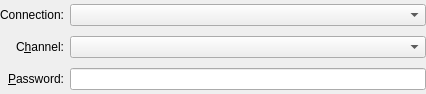
KDE/konversation, file src/irc/joinchannelui.ui: the form before one commit.
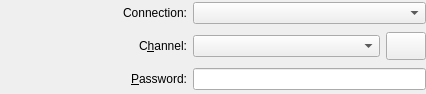
The form after the commit. Icons and pictures are not drawn. Custom widgets are drawn as their Qt base class.

What changed in the file:
```diff
--- a/src/irc/joinchannelui.ui
+++ b/src/irc/joinchannelui.ui
@@ -36,7 +36,7 @@
      </property>
     </widget>
    </item>
-   <item row="1" column="1">
+   <item row="1" column="2">
     <widget class="KHistoryComboBox" name="channelCombo">
      <property name="autoCompletion">
       <bool>true</bool>
@@ -46,29 +46,6 @@
      </property>
     </widget>
    </item>
-   <item row="2" column="1">
-    <widget class="KLineEdit" name="passwordEdit">
-     <property name="echoMode">
-      <enum>QLineEdit::Password</enum>
-     </property>
-    </widget>
-   </item>
-   <item row="2" column="0">
-    <widget class="QLabel" name="passwordLabel">
-     <property name="text">
-      <string>&amp;Password:</string>
-     </property>
-     <property name="alignment">
-      <set>Qt::AlignRight|Qt::AlignTrailing|Qt::AlignVCenter</set>
-     </property>
-     <property name="wordWrap">
-      <bool>false</bool>
-     </property>
-     <property name="buddy">
-      <cstring>passwordEdit</cstring>
-     </property>
-    </widget>
-   </item>
    <item row="0" column="0">
     <widget class="QLabel" name="textLabel8">
      <property name="sizePolicy">
@@ -88,9 +65,60 @@
      </property>
     </widget>
    </item>
-   <item row="0" column="1">
+   <item row="2" column="0">
+    <widget class="QLabel" name="passwordLabel">
+     <property name="text">
+      <string>&amp;Password:</string>
+     </property>
+     <property name="alignment">
+      <set>Qt::AlignRight|Qt::AlignTrailing|Qt::AlignVCenter</set>
+     </property>
+     <property name="wordWrap">
+      <bool>false</bool>
+     </property>
+     <property name="buddy">
+      <cstring>passwordEdit</cstring>
+     </property>
+    </widget>
+   </item>
+   <item row="1" column="3">
+    <widget class="QPushButton" name="delBtn">
+     <property name="sizePolicy">
+      <sizepolicy hsizetype="Fixed" vsizetype="Fixed">
+       <horstretch>0</horstretch>
+       <verstretch>0</verstretch>
+      </sizepolicy>
+     </property>
+     <property name="minimumSize">
+      <size>
+       <width>28</width>
+       <height>28</height>
+      </size>
+     </property>
+     <property name="toolTip">
+      <string>Remove</string>
+     </property>
+     <property name="icon">
+      <iconset theme="edit-delete"/>
+     </property>
+     <property name="iconSize">
+      <size>
+       <width>16</width>
+       <height>16</height>
+      </size>
+     </property>
+    </widget>
+   </item>
+   <item row="0" column="2" colspan="2">
     <widget class="KComboBox" name="networkNameCombo"/>
    </item>
+   <item row="2" column="2" colspan="2">
+    <widget class="KLineEdit" name="passwordEdit">
+     <property name="echoMode">
+      <enum>QLineEdit::Password</enum>
+     </property>
+    </widget>
+   </item>
   </layout>
  </widget>
  <layoutdefault spacing="6" margin="11"/>
```
Left out of the diff: 12 changed lines with no effect on the pictures.
